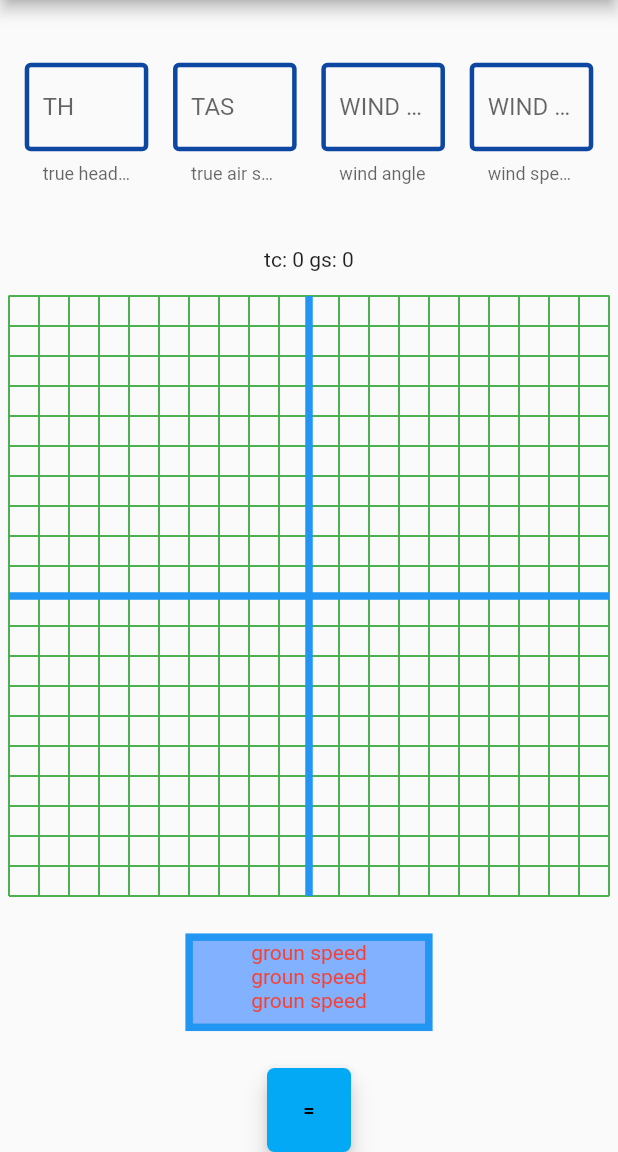
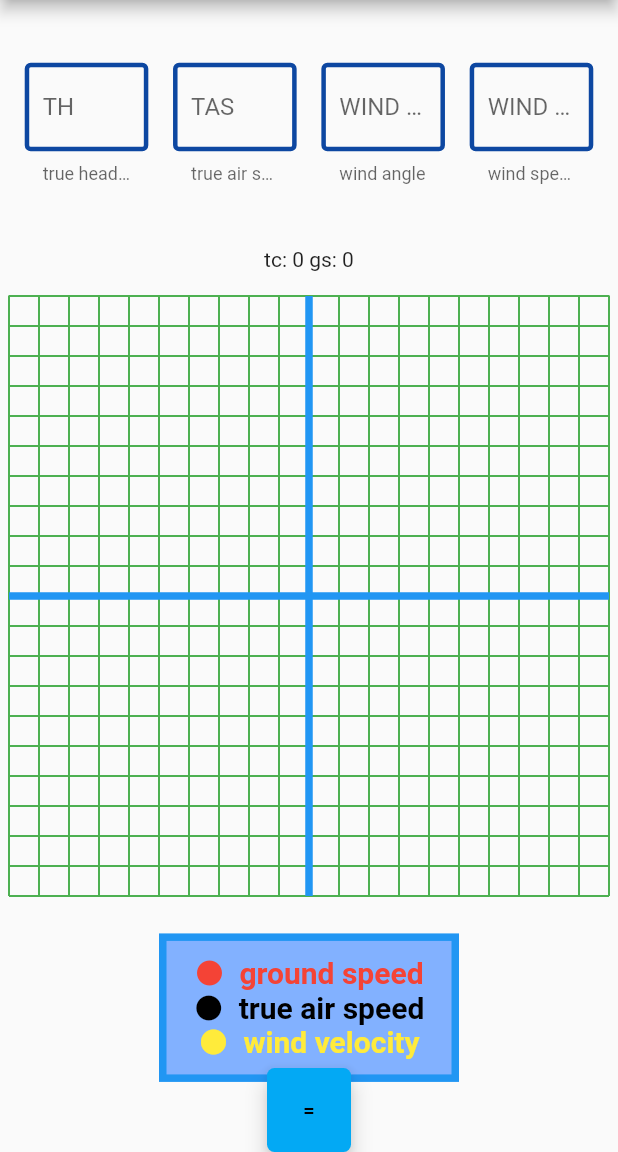
Before and after one commit to s-stasi/calcolatrice-flutter, a Flutter app: the SecondoProblema screen opened by its route, on a phone screen of 412 x 824 dp, the part 84-1236 px from its top. Run offline on Flutter 3.47's test engine with Material 2 defaults, Android fonts, the phone set to English and light mode, and no system bars; our stand-ins replace shared_preferences; missing offline and left inert: charcode; accounts and stored records are empty.

Commit message:
Modified legend

```diff
--- a/lib/SecondaPag.dart
+++ b/lib/SecondaPag.dart
@@ -55,7 +55,8 @@ class _SPState extends State<SecondoProblema> {
           ])),
         ),
       ),
-      body: Column(
+      body: SingleChildScrollView(
+        child: Column(
           children: <Widget>[
             Row(children: <Widget>[
               Container(
@@ -138,6 +139,7 @@ class _SPState extends State<SecondoProblema> {
             Legend()
           ],
         ),
+      ),
       floatingActionButton: FloatingActionButton(
         onPressed: () => showDialog(
             context: context,
--- a/lib/theming/legend.dart
+++ b/lib/theming/legend.dart
@@ -5,21 +5,62 @@ class Legend extends StatelessWidget {
   @override
   Widget build(BuildContext context) {
     return Container(
-      width: MediaQuery.of(context).size.width * 0.4,
-      height: MediaQuery.of(context).size.height * 0.079,
+      padding: EdgeInsets.all(10.0),
+      width: 200,
+      //height: MediaQuery.of(context).size.height * 0.079,
       margin: EdgeInsets.all(25.0),
       child: Column(children: <Widget>[
-        Text(
-          'groun speed',
-          style: TextStyle(color: Colors.red),
+        Row(
+          mainAxisAlignment: MainAxisAlignment.center,
+          children: <Widget>[
+            Icon(
+              Icons.brightness_1,
+              color: Colors.red,
+              size: 20,
+            ),
+            SizedBox(width: 10),
+            Text(
+              'ground speed',
+              style: TextStyle(
+                  color: Colors.red, fontSize: 20, fontWeight: FontWeight.bold),
+            ),
+          ],
         ),
-        Text(
-          'groun speed',
-          style: TextStyle(color: Colors.red),
+        Row(
+          mainAxisAlignment: MainAxisAlignment.center,
+          children: <Widget>[
+            Icon(
+              Icons.brightness_1,
+              color: Colors.black,
+              size: 20,
+            ),
+            SizedBox(width: 10),
+            Text(
+              'true air speed',
+              style: TextStyle(
+                  color: Colors.black,
+                  fontSize: 20,
+                  fontWeight: FontWeight.bold),
+            ),
+          ],
         ),
-        Text(
-          'groun speed',
-          style: TextStyle(color: Colors.red),
+        Row(
+          mainAxisAlignment: MainAxisAlignment.center,
+          children: <Widget>[
+            Icon(
+              Icons.brightness_1,
+              color: Colors.yellow,
+              size: 20,
+            ),
+            SizedBox(width: 10),
+            Text(
+              'wind velocity',
+              style: TextStyle(
+                  color: Colors.yellow,
+                  fontSize: 20,
+                  fontWeight: FontWeight.bold),
+            ),
+          ],
         ),
       ]),
       decoration: BoxDecoration(
```
Also changed, not shown: 2 other files. Lines whose indentation alone changed are shown as unchanged.
